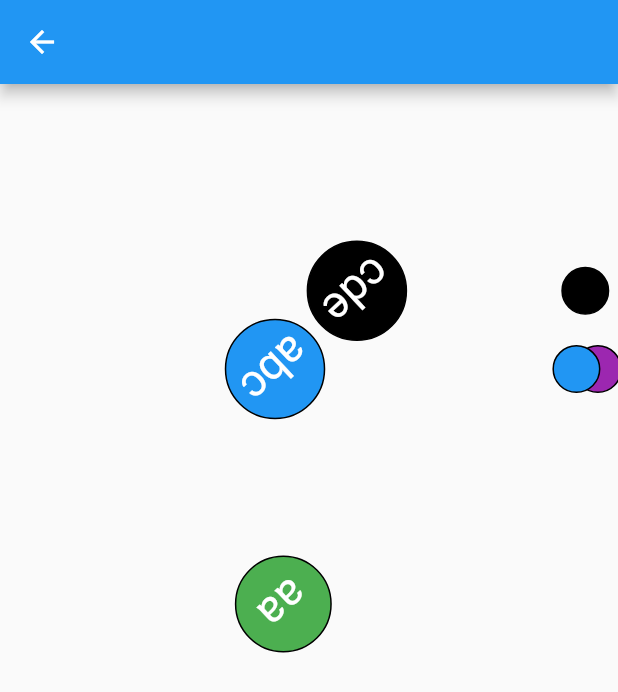
After one commit to hmmisthisgood/july-morning, a Flutter app: the AnimBuilderScreen screen opened directly, on a phone screen of 412 x 824 dp. The commit adds this screen. Shown: the top 692 px of the screen. Run offline on Flutter 3.47's test engine with Material 2 defaults, Android fonts, the phone set to English and light mode, and no system bars; our stand-ins replace animated_bottom_navigation_bar, cached_network_image, dio, equatable, firebase_auth, firebase_core and 8 more; missing offline and left inert: flutter_facebook_auth; accounts and stored records are empty.

Commit message:
transform andimated builder widgets learned

```diff
--- /dev/null
+++ b/anim/lib/screen/animated_builder_screen.dart
@@ -0,0 +1,144 @@
+import 'dart:math';
+
+import 'package:flutter/material.dart';
+
+class AnimBuilderScreen extends StatefulWidget {
+  const AnimBuilderScreen({Key? key}) : super(key: key);
+
+  @override
+  State<AnimBuilderScreen> createState() => _AnimBuilderScreenState();
+}
+
+class _AnimBuilderScreenState extends State<AnimBuilderScreen>
+    with TickerProviderStateMixin {
+  late AnimationController animationController;
+
+  @override
+  void initState() {
+    super.initState();
+    animationController = AnimationController(
+      vsync: this,
+      duration: Duration(seconds: 5),
+      reverseDuration: Duration(seconds: 5),
+    );
+    animationController.forward();
+    animationController.repeat();
+
+    animationController.addListener(() {
+      bool isCompleted = animationController.isCompleted;
+      bool isAnimating = animationController.isAnimating;
+
+      // if (isCompleted) {
+      //   animationController.reverse();
+      // }
+    });
+  }
+
+  @override
+  void dispose() {
+    super.dispose();
+
+    animationController.dispose();
+  }
+
+  Widget buildCirle({value, width, height, color, text}) {
+    return InkWell(
+      onTap: () {
+        animationController.reverse();
+      },
+      child: Transform.translate(
+        offset: Offset(value * width, value * height), // (x,y)
+        child: Container(
+          padding: EdgeInsets.all(15),
+          decoration: BoxDecoration(
+              shape: BoxShape.circle, border: Border.all(), color: color),
+          child: Transform.scale(
+            scale: 1,
+            child: Transform.rotate(
+              angle: 2 * pi * value,
+              child: Text(
+                text,
+                style: TextStyle(fontSize: 30, color: Colors.white),
+              ),
+            ),
+          ),
+        ),
+      ),
+    );
+  }
+
+  @override
+  Widget build(BuildContext context) {
+    final width = MediaQuery.of(context).size.width;
+    final height = MediaQuery.of(context).size.height;
+
+    return Scaffold(
+      appBar: AppBar(),
+      body: Container(
+        child: AnimatedBuilder(
+          animation: animationController,
+          builder: (context, child) {
+            final value = animationController.value;
+            return Row(
+              children: [
+                buildCirle(
+                    value: value,
+                    width: width,
+                    height: height,
+                    text: "aa",
+                    color: Colors.green),
+                buildCirle(
+                    value: value,
+                    width: width / 2,
+                    height: height / 2,
+                    text: "abc",
+                    color: Colors.blue),
+                buildCirle(
+                    value: value,
+                    width: width / 3,
+                    height: height / 3,
+                    text: "cde",
+                    color: Colors.black),
+                buildCirle(
+                    value: value,
+                    width: width,
+                    height: height / 2,
+                    text: "",
+                    color: Colors.purple),
+                buildCirle(
+                    value: value,
+                    width: width,
+                    height: height,
+                    text: "",
+                    color: Colors.green),
+                buildCirle(
+                    value: value,
+                    width: width / 2,
+                    height: height / 2,
+                    text: "",
+                    color: Colors.blue),
+                buildCirle(
+                    value: value,
+                    width: width / 3,
+                    height: height / 3,
+                    text: "",
+                    color: Colors.black),
+                buildCirle(
+                    value: value,
+                    width: width,
+                    height: height / 2,
+                    text: "",
+                    color: Colors.purple),
+              ],
+            );
+
+            /// 0.0>value<1.0
+            ///
+          },
+        ),
+      ),
+    );
+  }
+}
+
+/// AnimationController
--- a/anim/lib/screen/homepage.dart
+++ b/anim/lib/screen/homepage.dart
@@ -1,7 +1,10 @@
+import 'package:anim/screen/falling_screen.dart';
 import 'package:anim/screen/hero1.dart';
 import 'package:anim/screen/lottie_animation.dart';
+import 'package:anim/screen/transform_screen.dart';
 import 'package:flutter/material.dart';
 
+import 'animated_builder_screen.dart';
 import 'animated_container_screen.dart';
 
 class Homepage extends StatelessWidget {
@@ -11,6 +14,9 @@ class Homepage extends StatelessWidget {
     {"title": "Hero animation", "widget": Hero1()},
     {"title": "Lottie animation", "widget": LottieScreen()},
     {"title": "Animated Container", "widget": AnimContainerScreen()},
+    {"title": "Transform widget", "widget": TransformScreen()},
+    {"title": "Animated builder", "widget": AnimBuilderScreen()},
+    {"title": "Falling screen", "widget": FallingScreen()},
   ];
   @override
   Widget build(BuildContext context) {
```
Also changed, not shown: anim/lib/screen/falling_screen.dart (added, +16 -0 lines), anim/lib/screen/transform_screen.dart (added, +55 -0 lines), anim/lib/wiget/falling_widget.dart (added, +106 -0 lines).
